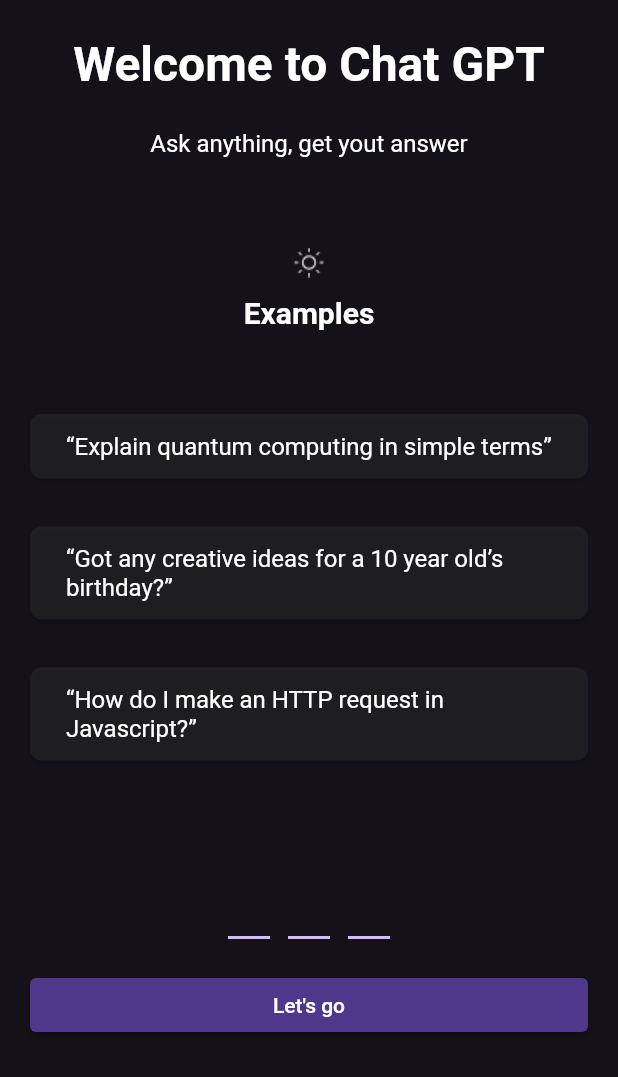
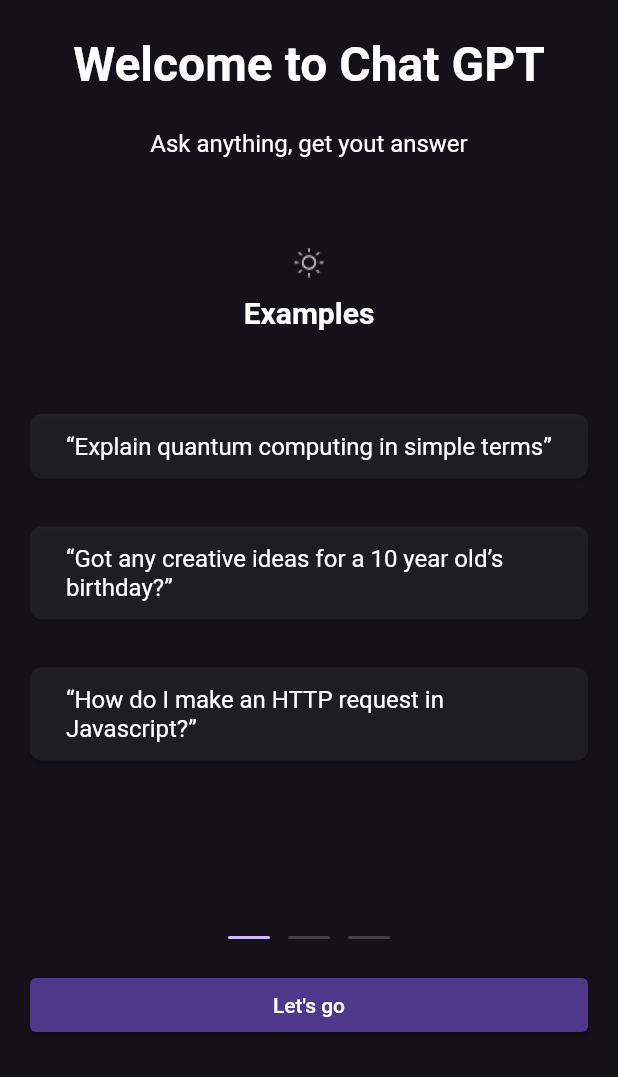
Before and after one commit to spolaorthays/gpt-flutter, a Flutter app: the screen it shows after launch, on a phone screen of 412 x 824 dp, the part 159-1236 px from its top. Run offline on Flutter 3.47's test engine with Material 2 defaults, Android fonts, the phone set to English and light mode, and no system bars; our stand-ins replace bloc_concurrency, dio, equatable, flutter_bloc, get_it, go_router and 3 more.

Commit message:
inserção de marcadores de pageview

```diff
--- a/gpt_flutter/lib/commons/components/widgets/card_image_text_widget.dart
+++ b/gpt_flutter/lib/commons/components/widgets/card_image_text_widget.dart
@@ -2,6 +2,7 @@ import 'package:flutter/material.dart';
 import 'package:gpt_flutter/commons/components/model/card_image_text_model.dart';
 import 'package:gpt_flutter/commons/components/model/card_margin_model.dart';
 import 'package:gpt_flutter/commons/strings/chat_strings.dart';
+import 'package:gpt_flutter/commons/strings/image_path_strings.dart';
 
 class CardImageTextWidget extends StatelessWidget {
   const CardImageTextWidget({
@@ -36,13 +37,12 @@ class CardImageTextWidget extends StatelessWidget {
         child: Padding(
           padding: const EdgeInsets.all(12),
           child: Row(
-            mainAxisAlignment:
-                MainAxisAlignment.start, //? MainAxisAlignment.end,
+            mainAxisAlignment: MainAxisAlignment.start,
             crossAxisAlignment: CrossAxisAlignment.start,
             children: [
               Visibility(
                 visible: cardConfigs.shouldShowImage,
-                child: Image.asset('assets/images/open_ai_logo2.png'),
+                child: Image.asset(ImagePath.openAiLogo2),
               ),
               Container(
                 width: 8,
--- a/gpt_flutter/lib/commons/components/widgets/dash_indicator_widget.dart
+++ b/gpt_flutter/lib/commons/components/widgets/dash_indicator_widget.dart
@@ -1,47 +1,34 @@
 import 'package:flutter/material.dart';
 
 class DashIndicatorWidget extends StatelessWidget {
-  const DashIndicatorWidget(this.dashesQuantity);
+  const DashIndicatorWidget(
+    this.dashesQuantity,
+    this.currentDashSelected, {
+    super.key,
+  });
 
   final int dashesQuantity;
+  final int currentDashSelected;
 
   @override
   Widget build(BuildContext context) {
     return Row(
       mainAxisAlignment: MainAxisAlignment.center,
-      children: [
-        const SizedBox(
-          height: 2,
-          width: 12,
-        ),
-        Container(
-          color: const Color(0xFFD0BCFF),
+      children: List.generate(
+        dashesQuantity,
+        (index) => AnimatedContainer(
+          margin: const EdgeInsets.symmetric(horizontal: 6.0),
+          duration: const Duration(milliseconds: 350),
+          curve: Curves.easeIn,
           width: 28,
           height: 2,
+          decoration: BoxDecoration(
+              color: index == currentDashSelected
+                  ? const Color(0xFFD0BCFF)
+                  : const Color(0x33FFFFFF),
+              borderRadius: BorderRadius.circular(60)),
         ),
-        const SizedBox(
-          height: 2,
-          width: 12,
-        ),
-        Container(
-          color: const Color(0xFFD0BCFF),
-          width: 28,
-          height: 2,
-        ),
-        const SizedBox(
-          height: 2,
-          width: 12,
-        ),
-        Container(
-          color: const Color(0xFFD0BCFF),
-          width: 28,
-          height: 2,
-        ),
-        const SizedBox(
-          height: 2,
-          width: 12,
-        ),
-      ],
+      ),
     );
   }
 }
--- a/gpt_flutter/lib/commons/components/widgets/onboard_pageview_widget.dart
+++ b/gpt_flutter/lib/commons/components/widgets/onboard_pageview_widget.dart
@@ -1,7 +1,8 @@
 import 'package:flutter/material.dart';
+import 'package:gpt_flutter/commons/components/widgets/dash_indicator_widget.dart';
 import 'package:gpt_flutter/commons/components/widgets/page_element_widget.dart';
 
-class OnboardPageViewWidget extends StatelessWidget {
+class OnboardPageViewWidget extends StatefulWidget {
   final List<String> imagePaths;
   final List<String> imageTexts;
   final List<List<String>> cardTexts;
@@ -16,19 +17,43 @@ class OnboardPageViewWidget extends StatelessWidget {
   });
 
   @override
+  State<StatefulWidget> createState() => OnboardPageViewState();
+}
+
+class OnboardPageViewState extends State<OnboardPageViewWidget> {
+  int selectedIndex = 0;
+  final PageController controller = PageController();
+
+  @override
   Widget build(BuildContext context) {
-    final PageController controller = PageController();
-    return PageView.builder(
-      controller: controller,
-      itemCount: imagePaths.length,
-      itemBuilder: (context, index) {
-        return PageElementWidget(
-          imagePath: imagePaths.elementAt(index),
-          imageText: imageTexts.elementAt(index),
-          cardText: cardTexts.elementAt(index),
-          cardColor: cardColor,
-        );
-      },
+    return Column(
+      children: [
+        Expanded(
+          child: PageView.builder(
+            controller: controller,
+            itemCount: widget.imagePaths.length,
+            itemBuilder: (context, index) {
+              return PageElementWidget(
+                imagePath: widget.imagePaths.elementAt(index),
+                imageText: widget.imageTexts.elementAt(index),
+                cardText: widget.cardTexts.elementAt(index),
+                cardColor: widget.cardColor,
+              );
+            },
+            onPageChanged: (pageIndex) {
+              setState(() {
+                selectedIndex = pageIndex;
+              });
+            },
+          ),
+        ),
+        Center(
+          child: Padding(
+            padding: const EdgeInsets.only(bottom: 20),
+            child: DashIndicatorWidget(widget.imagePaths.length, selectedIndex),
+          ),
+        ),
+      ],
     );
   }
 }
--- /dev/null
+++ b/gpt_flutter/lib/commons/strings/image_path_strings.dart
@@ -0,0 +1,9 @@
+abstract class ImagePath {
+  ImagePath._();
+  static const openAiLogo = 'assets/images/open_ai_logo.png';
+  static const openAiLogo2 = 'assets/images/open_ai_logo2.png';
+  static const iconSun = 'assets/images/icon_sun.png';
+  static const iconRay = 'assets/images/icon_ray.png';
+  static const iconAttention = 'assets/images/icon_attention.png';
+  static const iconSend = 'assets/images/icon_send.png';
+}
--- /dev/null
+++ b/gpt_flutter/lib/commons/strings/onboard_strings.dart
@@ -0,0 +1,44 @@
+import 'package:gpt_flutter/commons/strings/image_path_strings.dart';
+
+abstract class OnboardStrings {
+  OnboardStrings._();
+
+  //String lists
+  static const imagePaths = [
+    ImagePath.iconSun,
+    ImagePath.iconRay,
+    ImagePath.iconAttention,
+  ];
+
+  static const imageTexts = [
+    'Examples',
+    'Capabilities',
+    'Limitations',
+  ];
+
+  static const cardTextLists = [
+    [
+      '“Explain quantum computing in simple terms”',
+      '“Got any creative ideas for a 10 year old’s birthday?”',
+      '“How do I make an HTTP request in Javascript?”',
+    ],
+    [
+      'Remembers what user said earlier in the conversation',
+      'Allows user to provide follow-up corrections',
+      'Trained to decline inappropriate requests',
+    ],
+    [
+      'May occasionally generate incorrect information',
+      'May occasionally produce harmful instructions or biased content',
+      'Limited knowledge of world and events after 2021',
+    ]
+  ];
+
+  // Strings
+  static const welcomeText = 'Welcome to Chat GPT';
+  static const welcomeDescription = 'Ask anything, get yout answer';
+  static const letsGoText = 'Let\u0027s go';
+
+  //Route
+  static const chatRoute = '/chat';
+}
--- a/gpt_flutter/lib/features/chat/presentation/widget/chat_success_widget.dart
+++ b/gpt_flutter/lib/features/chat/presentation/widget/chat_success_widget.dart
@@ -1,6 +1,7 @@
 import 'package:flutter/material.dart';
 import 'package:flutter_bloc/flutter_bloc.dart';
 import 'package:gpt_flutter/commons/strings/chat_strings.dart';
+import 'package:gpt_flutter/commons/strings/image_path_strings.dart';
 import 'package:gpt_flutter/features/chat/presentation/bloc/chat_bloc.dart';
 
 import '../../../../commons/components/widgets/card_image_text_widget.dart';
@@ -113,7 +114,7 @@ class _ChatSuccessWidgetState extends State<ChatSuccessWidget>
                               child: Padding(
                                 padding: const EdgeInsets.all(8.0),
                                 child: Image.asset(
-                                  'assets/images/icon_send.png',
+                                  ImagePath.iconSend,
                                   width: 20,
                                   height: 20,
                                 ),
--- a/gpt_flutter/lib/features/onboard/presentation/onboard_page.dart
+++ b/gpt_flutter/lib/features/onboard/presentation/onboard_page.dart
@@ -1,41 +1,12 @@
 import 'package:flutter/material.dart';
 import 'package:go_router/go_router.dart';
 import 'package:gpt_flutter/commons/components/custom/custom_button_background.dart';
-import 'package:gpt_flutter/commons/components/widgets/dash_indicator_widget.dart';
+import 'package:gpt_flutter/commons/strings/image_path_strings.dart';
+import 'package:gpt_flutter/commons/strings/onboard_strings.dart';
 
 import '../../../commons/components/widgets/onboard_pageview_widget.dart';
 
 class OnboardWidget extends StatelessWidget {
-  List<String> paths = [
-    'assets/images/icon_sun.png',
-    'assets/images/icon_ray.png',
-    'assets/images/icon_attention.png',
-  ];
-
-  List<String> iTexts = [
-    'Examples',
-    'Capabilities',
-    'Limitations',
-  ];
-
-  List<List<String>> cTexts = [
-    [
-      '“Explain quantum computing in simple terms”',
-      '“Got any creative ideas for a 10 year old’s birthday?”',
-      '“How do I make an HTTP request in Javascript?”',
-    ],
-    [
-      'Remembers what user said earlier in the conversation',
-      'Allows user to provide follow-up corrections',
-      'Trained to decline inappropriate requests',
-    ],
-    [
-      'May occasionally generate incorrect information',
-      'May occasionally produce harmful instructions or biased content',
-      'Limited knowledge of world and events after 2021',
-    ]
-  ];
-
   OnboardWidget({super.key});
 
   @override
@@ -48,13 +19,13 @@ class OnboardWidget extends StatelessWidget {
             padding: const EdgeInsets.only(top: 82),
             child: Container(
               alignment: Alignment.topCenter,
-              child: Image.asset('assets/images/open_ai_logo.png'),
+              child: Image.asset(ImagePath.openAiLogo),
             ),
           ),
           const Padding(
             padding: EdgeInsets.only(top: 24),
             child: Text(
-              'Welcome to Chat GPT',
+              OnboardStrings.welcomeText,
               style: TextStyle(
                 color: Colors.white,
                 fontSize: 32.0,
@@ -65,24 +36,20 @@ class OnboardWidget extends StatelessWidget {
           const Padding(
             padding: EdgeInsets.only(top: 24),
             child: Text(
-              'Ask anything, get yout answer',
+              OnboardStrings.welcomeDescription,
               style: TextStyle(
                 color: Colors.white,
                 fontSize: 16.0,
               ),
             ),
           ),
-          Expanded(
+          const Expanded(
             child: OnboardPageViewWidget(
-              imagePaths: paths,
-              imageTexts: iTexts,
-              cardTexts: cTexts,
-              cardColor: const Color(0x335C5C5C),
+              imagePaths: OnboardStrings.imagePaths,
+              imageTexts: OnboardStrings.imageTexts,
+              cardTexts: OnboardStrings.cardTextLists,
+              cardColor: Color(0x335C5C5C),
             ),
-          ),
-          Padding(
-            padding: const EdgeInsets.only(bottom: 20),
-            child: DashIndicatorWidget(paths.length),
           ),
           SizedBox(
             width: double.infinity,
@@ -97,10 +64,10 @@ class OnboardWidget extends StatelessWidget {
                   backgroundColor: CustomButtonBackground(context),
                 ),
                 onPressed: () => context.go(
-                  '/chat',
+                  OnboardStrings.chatRoute,
                 ),
                 child: const Text(
-                  'Let\u0027s go',
+                  OnboardStrings.letsGoText,
                 ),
               ),
             ),
```
